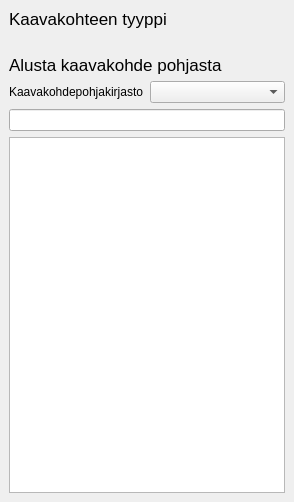
Above: arho_feature_template/gui/docks/new_feature_dock.ui from GispoCoding/arho-qgis-plugin before the change. Below: the same form after it.
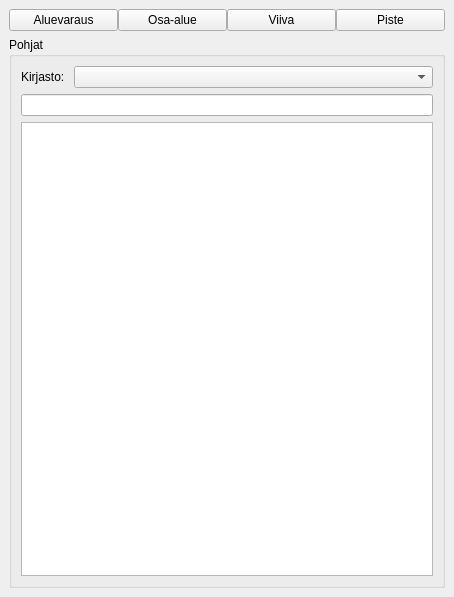
That is the form after the change. Custom widgets are drawn as their Qt base class.

Commit message:
change new plan feature dock UI
Use similar feature type selection buttons in New feature dock as in
Plan features dock. Also try to make New feature dock UI overall
a bit cleaner.

NewFeatureGridWidget is not used anymore.

What changed in the file:
```diff
--- a/arho_feature_template/gui/docks/new_feature_dock.ui
+++ b/arho_feature_template/gui/docks/new_feature_dock.ui
@@ -6,8 +6,8 @@
    <rect>
     <x>0</x>
     <y>0</y>
-    <width>294</width>
-    <height>502</height>
+    <width>454</width>
+    <height>597</height>
    </rect>
   </property>
   <property name="allowedAreas">
@@ -34,45 +34,79 @@
      <number>9</number>
     </property>
     <item>
-     <widget class="QLabel" name="label">
-      <property name="font">
-       <font>
-        <pointsize>13</pointsize>
-       </font>
+     <layout class="QHBoxLayout" name="horizontalLayout_3">
+      <property name="spacing">
+       <number>0</number>
       </property>
+      <property name="sizeConstraint">
+       <enum>QLayout::SetDefaultConstraint</enum>
+      </property>
+      <property name="leftMargin">
+       <number>0</number>
+      </property>
+      <property name="topMargin">
+       <number>0</number>
+      </property>
+      <item>
+       <widget class="QPushButton" name="land_use_area_btn">
       <property name="text">
-       <string>Kaavakohteen tyyppi</string>
-      </property>
+         <string>Aluevaraus</string>
+        </property>
+        <property name="checkable">
+         <bool>true</bool>
+        </property>
+        <property name="checked">
+         <bool>false</bool>
+        </property>
      </widget>
     </item>
     <item>
-     <spacer name="verticalSpacer">
-      <property name="orientation">
-       <enum>Qt::Vertical</enum>
-      </property>
-      <property name="sizeType">
-       <enum>QSizePolicy::Fixed</enum>
-      </property>
-      <property name="sizeHint" stdset="0">
-       <size>
-        <width>20</width>
-        <height>20</height>
-       </size>
-      </property>
-     </spacer>
+       <widget class="QPushButton" name="other_area_btn">
+        <property name="text">
+         <string>Osa-alue</string>
+        </property>
+        <property name="checkable">
+         <bool>true</bool>
+        </property>
+        <property name="checked">
+         <bool>false</bool>
+        </property>
+       </widget>
     </item>
     <item>
-     <widget class="QLabel" name="label_2">
-      <property name="font">
-       <font>
-        <pointsize>13</pointsize>
-       </font>
-      </property>
+       <widget class="QPushButton" name="line_btn">
+        <property name="text">
+         <string>Viiva</string>
+        </property>
+        <property name="checkable">
+         <bool>true</bool>
+        </property>
+        <property name="checked">
+         <bool>false</bool>
+        </property>
+       </widget>
+      </item>
+      <item>
+       <widget class="QPushButton" name="point_btn">
       <property name="text">
-       <string>Alusta kaavakohde pohjasta</string>
-      </property>
-     </widget>
-    </item>
+         <string>Piste</string>
+        </property>
+        <property name="checkable">
+         <bool>true</bool>
+        </property>
+        <property name="checked">
+         <bool>false</bool>
+        </property>
+       </widget>
+      </item>
+     </layout>
+    </item>
+    <item>
+     <widget class="QGroupBox" name="groupBox">
+      <property name="title">
+       <string>Pohjat</string>
+      </property>
+      <layout class="QVBoxLayout" name="verticalLayout_2">
     <item>
      <layout class="QHBoxLayout" name="horizontalLayout_2">
       <item>
@@ -84,7 +118,7 @@
          </sizepolicy>
         </property>
         <property name="text">
-         <string>Kaavakohdepohjakirjasto</string>
+            <string>Kirjasto: </string>
         </property>
        </widget>
       </item>
@@ -108,6 +142,9 @@
       <property name="toolTip">
        <string>Kaavakohdepohjat</string>
       </property>
+        </widget>
+       </item>
+      </layout>
      </widget>
     </item>
    </layout>
```
Lines whose indentation alone changed are shown as unchanged. The commit also changes 2 other files.
